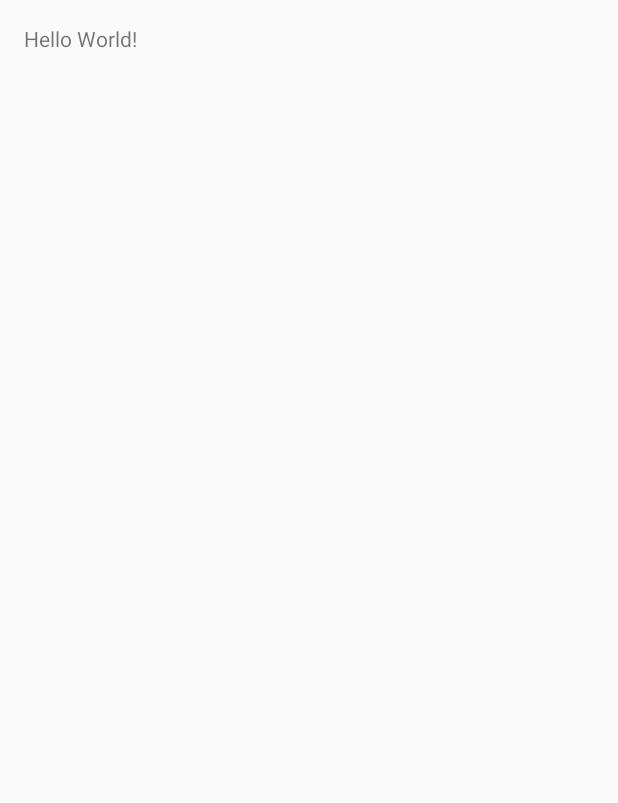
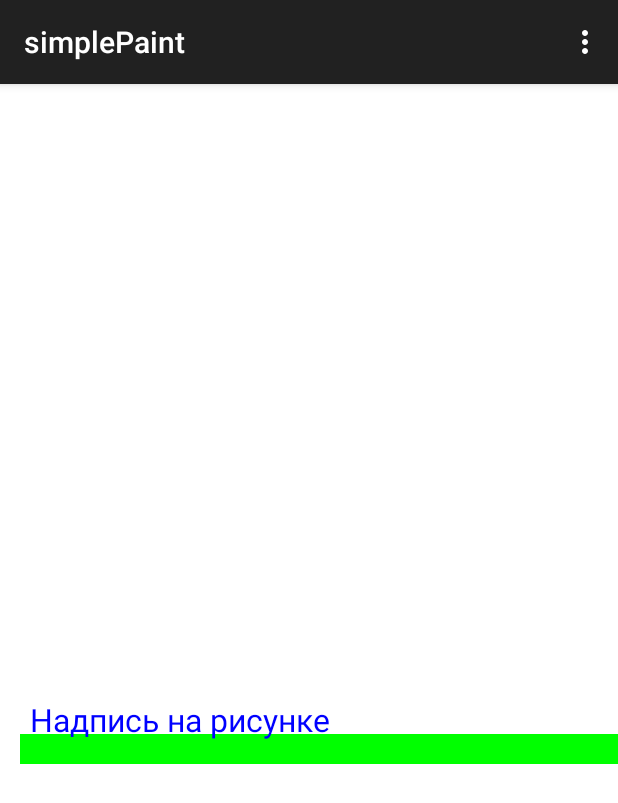
Before and after one commit to labaks/testProject, an Android app: the screen it shows after launch (MainActivity), on a phone screen of 412 x 824 dp. Before the commit the part shown is almost empty. Shown: the top 803 px of the screen. Run offline under Robolectric (Android 15) with nearby library versions, the light colour scheme and no system bars.

Commit message:
init simplePaint project

```diff
--- a/app/build.gradle
+++ b/app/build.gradle
@@ -5,7 +5,7 @@ android {
     buildToolsVersion "23.0.2"
 
     defaultConfig {
-        applicationId "labaks.testproject"
+        applicationId "labaks.simplepaint"
         minSdkVersion 9
         targetSdkVersion 23
         versionCode 1
--- a/app/src/main/AndroidManifest.xml
+++ b/app/src/main/AndroidManifest.xml
@@ -1,17 +1,15 @@
 <?xml version="1.0" encoding="utf-8"?>
 <manifest xmlns:android="http://schemas.android.com/apk/res/android"
-    package="labaks.testproject">
+    package="labaks.simplepaint">
 
     <application
         android:allowBackup="true"
         android:icon="@mipmap/ic_launcher"
         android:label="@string/app_name"
-        android:supportsRtl="true"
         android:theme="@style/AppTheme">
         <activity
             android:name=".MainActivity"
-            android:label="@string/app_name"
-            android:theme="@style/AppTheme.NoActionBar">
+            android:label="@string/app_name">
             <intent-filter>
                 <action android:name="android.intent.action.MAIN" />
 
--- /dev/null
+++ b/app/src/main/java/labaks/simplepaint/Draw2D.java
@@ -0,0 +1,50 @@
+package labaks.simplepaint;
+
+import android.content.Context;
+import android.graphics.Canvas;
+import android.graphics.Color;
+import android.graphics.Paint;
+import android.graphics.Rect;
+import android.view.View;
+
+public class Draw2D extends View {
+
+    public Draw2D(Context context) {
+        super(context);
+    }
+
+    private Paint mPaint = new Paint();
+    private Rect mRect = new Rect();
+
+    @Override
+    protected void onDraw(Canvas canvas) {
+        super.onDraw(canvas);
+
+        mPaint.setStyle(Paint.Style.FILL);
+
+        mPaint.setColor(Color.WHITE);
+        canvas.drawPaint(mPaint);
+
+        mPaint.setAntiAlias(true);
+        mPaint.setColor(Color.YELLOW);
+        canvas.drawCircle(950, 30, 25, mPaint);
+
+        mPaint.setColor(Color.GREEN);
+        canvas.drawRect(20, 650, 950, 680, mPaint);
+
+        mPaint.setColor(Color.BLUE);
+        mPaint.setStyle(Paint.Style.FILL);
+        mPaint.setAntiAlias(true);
+        mPaint.setTextSize(32);
+        canvas.drawText("Надпись на рисунке", 30, 648, mPaint);
+
+        int x = 810;
+        int y = 190;
+        mPaint.setColor(Color.BLACK);
+        mPaint.setTextSize(27);
+        String str2Rotate = "Лучик солнца!";
+        canvas.rotate(-45, x + mRect.exactCenterX(), y + mRect.exactCenterY());
+        mPaint.setStyle(Paint.Style.FILL);
+        canvas.drawText(str2Rotate, x, y, mPaint);
+    }
+}
--- a/app/src/main/java/labaks/testproject/MainActivity.java
+++ b/app/src/main/java/labaks/simplepaint/MainActivity.java
@@ -1,20 +1,19 @@
-package labaks.testproject;
+package labaks.simplepaint;
 
 import android.os.Bundle;
-import android.support.design.widget.FloatingActionButton;
-import android.support.design.widget.Snackbar;
-import android.support.v7.app.AppCompatActivity;
-import android.support.v7.widget.Toolbar;
-import android.view.View;
+import android.support.v7.app.ActionBarActivity;
 import android.view.Menu;
 import android.view.MenuItem;
 
-public class MainActivity extends AppCompatActivity {
+
+public class MainActivity extends ActionBarActivity {
 
     @Override
     protected void onCreate(Bundle savedInstanceState) {
         super.onCreate(savedInstanceState);
-        setContentView(R.layout.activity_main);
+
+        Draw2D draw2D = new Draw2D(this);
+        setContentView(draw2D);
     }
 
     @Override
--- a/app/src/main/res/layout/activity_main.xml
+++ b/app/src/main/res/layout/activity_main.xml
@@ -1,4 +1,3 @@
-<?xml version="1.0" encoding="utf-8"?>
 <RelativeLayout xmlns:android="http://schemas.android.com/apk/res/android"
     xmlns:tools="http://schemas.android.com/tools"
     android:layout_width="match_parent"
@@ -7,10 +6,7 @@
     android:paddingLeft="@dimen/activity_horizontal_margin"
     android:paddingRight="@dimen/activity_horizontal_margin"
     android:paddingTop="@dimen/activity_vertical_margin"
-    tools:context="labaks.testproject.MainActivity">
+    tools:context=".MainActivity">
 
-    <TextView
-        android:layout_width="wrap_content"
-        android:layout_height="wrap_content"
-        android:text="Hello World!" />
+
 </RelativeLayout>
--- a/app/src/main/res/menu/menu_main.xml
+++ b/app/src/main/res/menu/menu_main.xml
@@ -1,7 +1,7 @@
 <menu xmlns:android="http://schemas.android.com/apk/res/android"
     xmlns:app="http://schemas.android.com/apk/res-auto"
     xmlns:tools="http://schemas.android.com/tools"
-    tools:context="labaks.testproject.MainActivity">
+    tools:context=".MainActivity">
     <item
         android:id="@+id/action_settings"
         android:orderInCategory="100"
--- a/app/src/main/res/values-v21/styles.xml
+++ /dev/null
@@ -1,9 +0,0 @@
-<resources>>
-
-    <style name="AppTheme.NoActionBar">
-        <item name="windowActionBar">false</item>
-        <item name="windowNoTitle">true</item>
-        <item name="android:windowDrawsSystemBarBackgrounds">true</item>
-        <item name="android:statusBarColor">@android:color/transparent</item>
-    </style>
-</resources>
--- a/app/src/main/res/values/colors.xml
+++ /dev/null
@@ -1,6 +0,0 @@
-<?xml version="1.0" encoding="utf-8"?>
-<resources>
-    <color name="colorPrimary">#3F51B5</color>
-    <color name="colorPrimaryDark">#303F9F</color>
-    <color name="colorAccent">#FF4081</color>
-</resources>
--- a/app/src/main/res/values/dimens.xml
+++ b/app/src/main/res/values/dimens.xml
@@ -2,5 +2,4 @@
     <!-- Default screen margins, per the Android Design guidelines. -->
     <dimen name="activity_horizontal_margin">16dp</dimen>
     <dimen name="activity_vertical_margin">16dp</dimen>
-    <dimen name="fab_margin">16dp</dimen>
 </resources>
--- a/app/src/main/res/values/strings.xml
+++ b/app/src/main/res/values/strings.xml
@@ -1,4 +1,6 @@
 <resources>
-    <string name="app_name">testProject</string>
+    <string name="app_name">simplePaint</string>
+
+    <string name="hello_world">Hello world!</string>
     <string name="action_settings">Settings</string>
 </resources>
--- a/app/src/main/res/values/styles.xml
+++ b/app/src/main/res/values/styles.xml
@@ -3,18 +3,6 @@
     <!-- Base application theme. -->
     <style name="AppTheme" parent="Theme.AppCompat.Light.DarkActionBar">
         <!-- Customize your theme here. -->
-        <item name="colorPrimary">@color/colorPrimary</item>
-        <item name="colorPrimaryDark">@color/colorPrimaryDark</item>
-        <item name="colorAccent">@color/colorAccent</item>
     </style>
 
-    <style name="AppTheme.NoActionBar">
-        <item name="windowActionBar">false</item>
-        <item name="windowNoTitle">true</item>
-    </style>
-
-    <style name="AppTheme.AppBarOverlay" parent="ThemeOverlay.AppCompat.Dark.ActionBar" />
-
-    <style name="AppTheme.PopupOverlay" parent="ThemeOverlay.AppCompat.Light" />
-
 </resources>
```
Also changed, not shown: app/src/main/res/mipmap-hdpi/ic_launcher.png, app/src/main/res/mipmap-mdpi/ic_launcher.png, app/src/main/res/mipmap-xhdpi/ic_launcher.png, app/src/main/res/mipmap-xxhdpi/ic_launcher.png, app/src/main/res/mipmap-xxxhdpi/ic_launcher.png, 3 other files.
